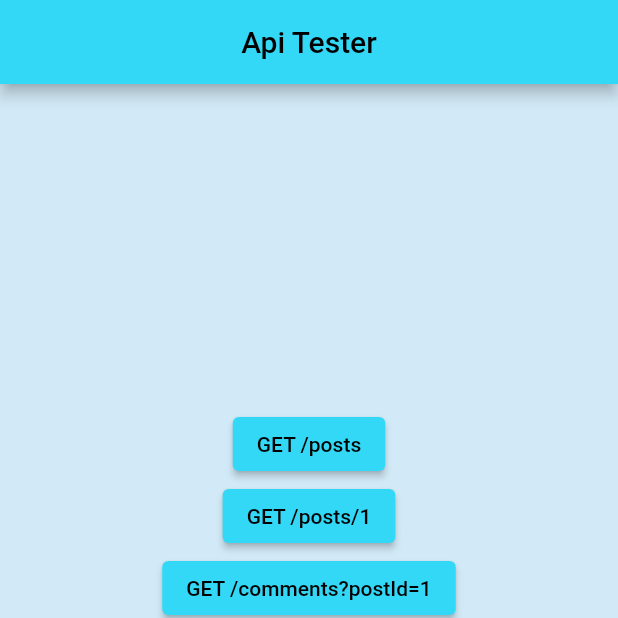
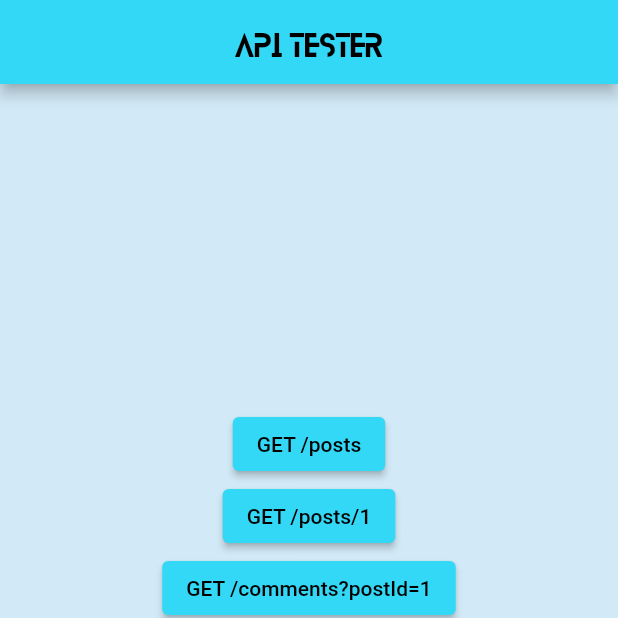
Before and after one commit to FahadKhan007/api_tester, a Flutter app: the screen it shows after launch, on a phone screen of 412 x 824 dp, the top half of it. Run offline on Flutter 3.47's test engine with Material 2 defaults, Android fonts, the phone set to English and light mode, and no system bars; our stand-ins replace flutter_spinkit.

Commit message:
App bar text style changed

```diff
--- a/lib/home_screen.dart
+++ b/lib/home_screen.dart
@@ -19,6 +19,9 @@ class HomeScreen extends StatelessWidget {
         title: const Center(
           child: Text(
             'Api Tester',
+            style: TextStyle(
+              fontFamily: 'Blanka',
+            ),
           ),
         ),
       ),
```
Also changed, not shown: pubspec.yaml (+4 -6 lines), lib/fonts/Blanka-Regular.otf (added).
